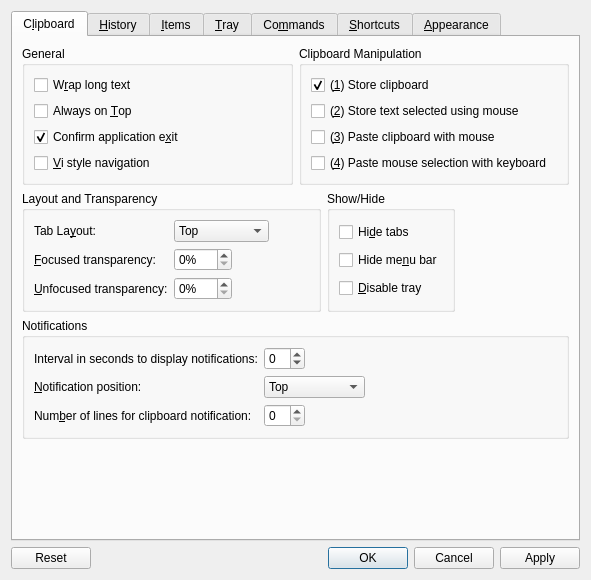
Above: src/ui/configurationmanager.ui from hluk/CopyQ before the change. Below: the same form after it.
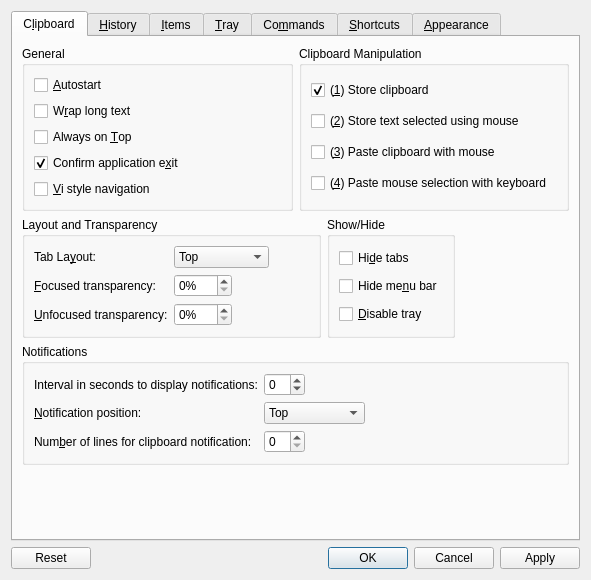
That is the form after the change. Icons and pictures are not drawn. Custom widgets are drawn as their Qt base class.

Commit message: X11: Option to autostart the application

Diff of the .ui file:
```diff
--- a/src/ui/configurationmanager.ui
+++ b/src/ui/configurationmanager.ui
@@ -423,6 +423,16 @@
               <string>General</string>
              </property>
              <layout class="QVBoxLayout" name="verticalLayout_7">
+              <item>
+               <widget class="QCheckBox" name="checkBoxAutostart">
+                <property name="toolTip">
+                 <string>Run the application on system startup</string>
+                </property>
+                <property name="text">
+                 <string>&amp;Autostart</string>
+                </property>
+               </widget>
+              </item>
               <item>
                <widget class="QCheckBox" name="checkBoxTextWrap">
                 <property name="toolTip">
```
Left out of the diff: 1 changed line with no effect on the pictures. The commit also changes 9 other files.
